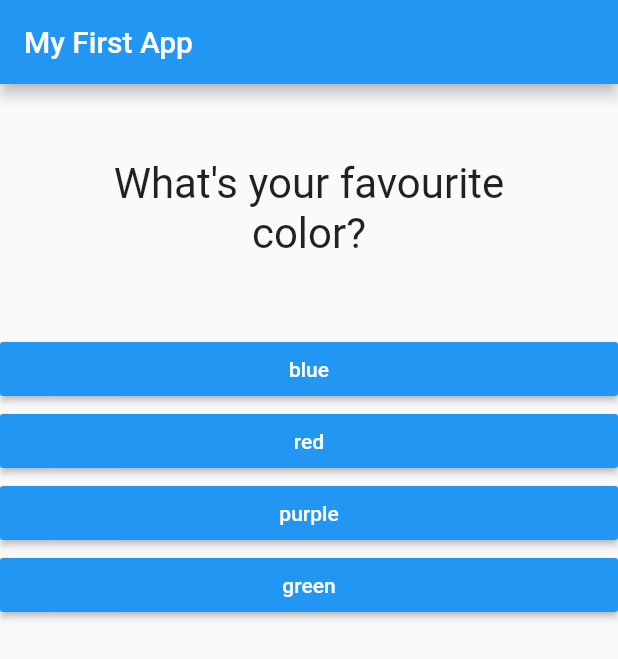
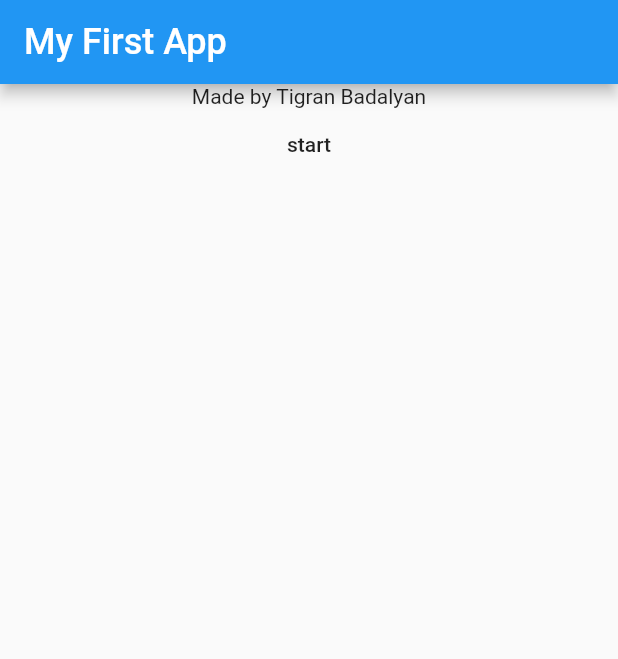
Before and after one commit to armTIGRAN/Dart_UdemyCourse1, a Flutter app: the screen it shows after launch, on a phone screen of 412 x 824 dp. Shown: the top 659 px of the screen. Run offline on Flutter 3.47's test engine with Material 2 defaults, Android fonts, the phone set to English and light mode, and no system bars.

Commit message:
lesson62

```diff
--- /dev/null
+++ b/lib/intro.dart
@@ -0,0 +1,21 @@
+import 'package:flutter/material.dart';
+
+class Intro extends StatelessWidget {
+  final Function start;
+
+  Intro(this.start);
+
+  @override
+  Widget build(BuildContext context) {
+    return Center(
+        child: Column(
+      children: <Widget>[
+        Text("Made by Tigran Badalyan"),
+        FlatButton(
+          child: Text("start"),
+          onPressed: start,
+        )
+      ],
+    ));
+  }
+}
--- a/lib/main.dart
+++ b/lib/main.dart
@@ -1,7 +1,8 @@
 import 'package:flutter/material.dart';
 
-import "./question.dart";
-import './answer.dart';
+import "./quiz.dart";
+import './result.dart';
+import './intro.dart';
 // void main(){
 //   runApp(MyApp());
 // }
@@ -16,61 +17,104 @@ class MyApp extends StatefulWidget {
 }
 
 class _MyAppState extends State<MyApp> {
-  static const questions = [
+  static const _questions = [
     {
       "QuestionText": "What's your favourite color?",
-      "answers": ["blue", "red", "purple", "green"]
+      "answers": [
+        {"text": "red", "score": 5},
+        {"text": "purple", "score": 3},
+        {"text": "green", "score": 1},
+        {"text": "blue", "score": 10}
+      ]
     },
     {
       "QuestionText": "What's your favourite animal?",
-      "answers": ["dog", "cat", "elephant", "zebre", "pig"]
+      "answers": [
+        {"text": "cat", "score": 5},
+        {"text": "zebre", "score": 10},
+        {"text": "dog", "score": 1},
+        {"text": "lion", "score": 3}
+      ]
     },
     {
       "QuestionText": "What's your favourite film?",
-      "answers": ["avengers", "avatar", "survived"]
+      "answers": [
+        {"text": "Avatar", "score": 1},
+        {"text": "Man x", "score": 5},
+        {"text": "Survived", "score": 3},
+        {"text": "Avengers", "score": 10}
+      ]
     },
     {
       "QuestionText": "What's your favourite game?",
-      "answers": ["minecraft", "csgo", "pubg", 'forest', 'assasin\'s creed']
+      "answers": [
+        {"text": "pubg", "score": 5},
+        {"text": "forest", "score": 3},
+        {"text": "assasin's creed", "score": 1},
+        {"text": "minecraft", "score": 10}
+      ]
     }
   ];
 
-  int _questionIndex = 0;
+  var _questionIndex = 0;
+  var _totalScore = 0;
+  bool _startState = false;
 
-  void _answerQuestion() {
-    print(_questionIndex);
-    // print(questions.length);
+  void _start() {
+    setState(() {
+      _startState = true;
+    });
+  }
+
+  void _answerQuestion(int score) {
+    _totalScore = _totalScore + score;
+
     setState(() {
       _questionIndex += 1;
     });
-    print("Answer chosen");
-    if (_questionIndex >= questions.length) {
+
+    if (_questionIndex >= _questions.length) {
       print("No more questions");
     }
   }
 
+  void _resetQuiz() {
+    setState(() {
+      _questionIndex = 0;
+      _totalScore = 0;
+    });
+  }
+
   @override
+  // Widget build(BuildContext context) {
+  //   return MaterialApp(
+  //     home: Scaffold(
+  //       appBar: AppBar(
+  //         title: Text("My First App"),
+  //       ),
+  //       body: _questionIndex < _questions.length
+  //           ? Quiz(
+  //               answerQuestion: _answerQuestion,
+  //               questionIndex: _questionIndex,
+  //               questions: _questions)
+  //           : Result(_totalScore, _resetQuiz),
+  //     ),
+  //   );
+  // }
   Widget build(BuildContext context) {
-    var answers;
-    if (_questionIndex < questions.length) {
-      answers = questions[_questionIndex]["answers"] as List;
-    }
-
     return MaterialApp(
       home: Scaffold(
-        appBar: AppBar(
-          title: Text("My First App"),
-        ),
-        body: _questionIndex < questions.length
-            ? Column(
-                children: <Widget>[
-                  Question(questions[_questionIndex]["QuestionText"]),
-                  for (var i = 0; i < answers.length; i++)
-                    Answer(_answerQuestion, answers[i])
-                ],
-              )
-            : Center(child: Text("You did it!")),
-      ),
+          appBar: AppBar(
+            title: Text("My First App", style: TextStyle(fontSize: 24)),
+          ),
+          body: _startState == true
+              ? _questionIndex < _questions.length
+                  ? Quiz(
+                      answerQuestion: _answerQuestion,
+                      questionIndex: _questionIndex,
+                      questions: _questions)
+                  : Result(_totalScore, _resetQuiz)
+              : Intro(_start)),
     );
   }
 }
```
Also changed, not shown: lib/quiz.dart (+29 -0 lines), lib/result.dart (+34 -2 lines).
